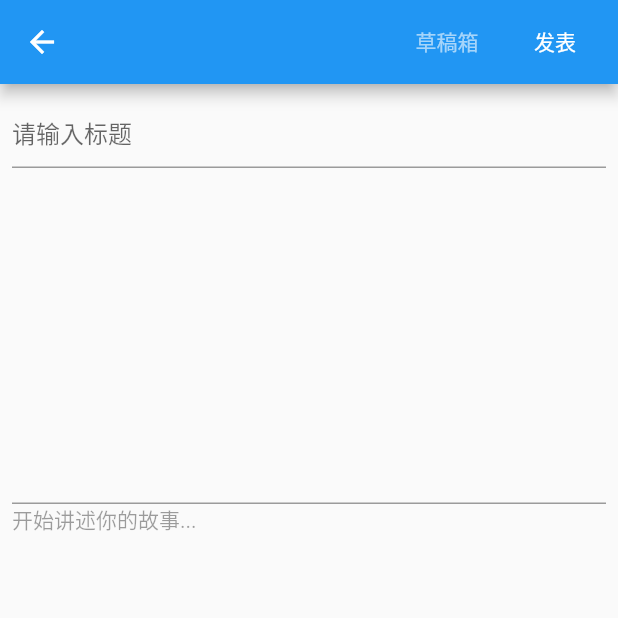
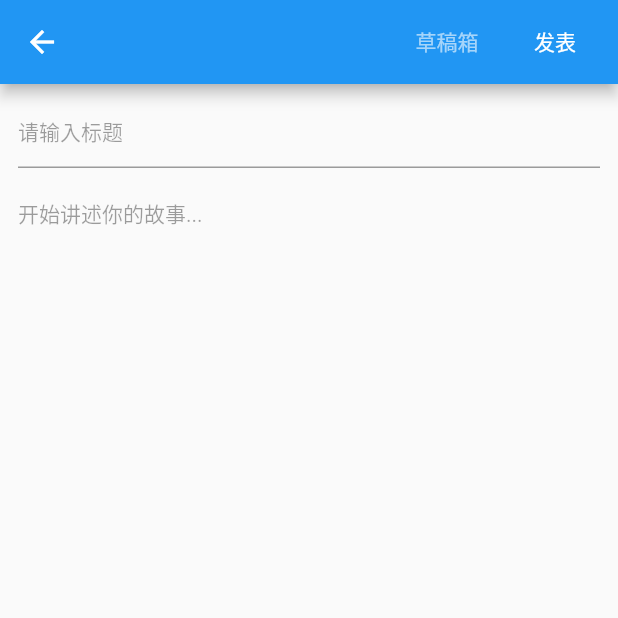
Before and after one commit to xwh817/flutter_editor, a Flutter app: the MyEditorPage screen opened by its route, on a phone screen of 412 x 824 dp, the top half of it. Run offline on Flutter 3.47's test engine with Material 2 defaults, Android fonts, the phone set to English and light mode, and no system bars; our stand-ins replace image_picker; missing offline and left inert: notus, quill_delta, quiver_hashcode.

Commit message:
完成输入框控件

```diff
--- a/lib/src/full_page.dart
+++ b/lib/src/full_page.dart
@@ -19,7 +19,7 @@ class FullPageEditorScreen extends StatefulWidget {
 
 
 final doc =
-    r'[{"insert":""},{"insert":"\n"}]';
+    r'[{"insert":"\n"}]';
 
 
 Delta getDelta() {
--- a/lib/src/my_editor.dart
+++ b/lib/src/my_editor.dart
@@ -35,12 +35,14 @@ class _MyEditorPageState extends State<MyEditorPage> {
         string = _zefyrController.document.toString();
         plainText = _zefyrController.document.toPlainText();
          */
-        var string = _controller.document.toPlainText();
-        print(string.length);
+        bool isEmpty = _controller.document.length == 1;
+        //print(string.length);
 
-        this.setState((){
-          showHint = string.length < 2;
+        if (this.showHint != isEmpty) {
+          this.setState(() {
+            showHint = isEmpty;
           });
+        }
       });
     });
     super.initState();
@@ -48,11 +50,13 @@ class _MyEditorPageState extends State<MyEditorPage> {
 
   @override
   Widget build(BuildContext context) {
-    final form = ListView(
+    final form = Column(
       children: <Widget>[
-        TextField(decoration: InputDecoration(hintText: '请输入标题')),
+        TextField(
+            decoration: InputDecoration(
+                hintText: '请输入标题',
+                hintStyle: TextStyle(color: Colors.black38, fontSize: 14))),
         buildEditor(),
-        Text(this.showHint ? '开始讲述你的故事...': '', style: TextStyle(color: Colors.black38)),
       ],
     );
 
@@ -70,7 +74,7 @@ class _MyEditorPageState extends State<MyEditorPage> {
           ),
           Container(
             width: 72,
-            margin: EdgeInsets.only(right:6),
+            margin: EdgeInsets.only(right: 6),
             child: FlatButton(
               padding: EdgeInsets.symmetric(horizontal: 0),
               child: Text('发表', style: TextStyle(color: Colors.white)),
@@ -86,7 +90,7 @@ class _MyEditorPageState extends State<MyEditorPage> {
       ),
       body: ZefyrScaffold(
         child: Padding(
-          padding: const EdgeInsets.all(8.0),
+          padding: const EdgeInsets.fromLTRB(12, 8, 12, 8),
           child: form,
         ),
       ),
@@ -102,15 +106,26 @@ class _MyEditorPageState extends State<MyEditorPage> {
   }
 
   Widget buildEditor() {
-    return ZefyrField(
-      height: 200.0,
-      decoration: InputDecoration(hintText: ''),
+    return Expanded(
+        child: Stack(
+      children: <Widget>[
+        ZefyrField(
+          height: 300.0,
+          decoration: InputDecoration(
+              hintText: '', // 去掉默认的hint，不知道为啥就是不能顶部对齐。
+              border: InputBorder.none),
           controller: _controller,
           focusNode: _focusNode,
           autofocus: false,
           imageDelegate: CustomImageDelegate(),
           physics: ClampingScrollPhysics(),
-    );
+        ),
+        Positioned(
+            top: 20,
+            child: IgnorePointer(child:Text(this.showHint ? '开始讲述你的故事...' : '',
+                style: TextStyle(color: Colors.black38)))),
+      ],
+    ));
   }
 
   void handlePopupItemSelected(value) {
```
Lines whose indentation alone changed are shown as unchanged.
